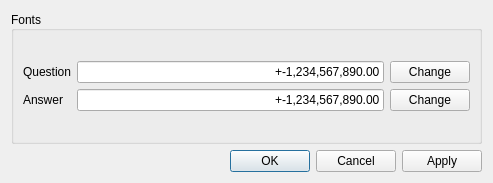
This is preferencesdialog.ui in RealGrep/QMentat as Qt 5 draws it before an edit. The edited form follows.
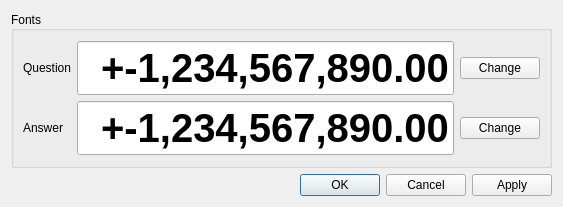
This is the edited form.

```diff
--- a/preferencesdialog.ui
+++ b/preferencesdialog.ui
@@ -6,8 +6,8 @@
    <rect>
     <x>0</x>
     <y>0</y>
-    <width>493</width>
-    <height>183</height>
+    <width>563</width>
+    <height>207</height>
    </rect>
   </property>
   <property name="sizePolicy">
@@ -58,6 +58,14 @@
             <verstretch>0</verstretch>
            </sizepolicy>
           </property>
+          <property name="font">
+           <font>
+            <family>Arial</family>
+            <pointsize>30</pointsize>
+            <weight>75</weight>
+            <bold>true</bold>
+           </font>
+          </property>
           <property name="text">
            <string>+-1,234,567,890.00</string>
           </property>
@@ -82,6 +90,14 @@
         </item>
         <item row="1" column="1">
          <widget class="QLineEdit" name="answerFontLineEdit">
+          <property name="font">
+           <font>
+            <family>Arial</family>
+            <pointsize>30</pointsize>
+            <weight>75</weight>
+            <bold>true</bold>
+           </font>
+          </property>
           <property name="text">
            <string>+-1,234,567,890.00</string>
           </property>
```
